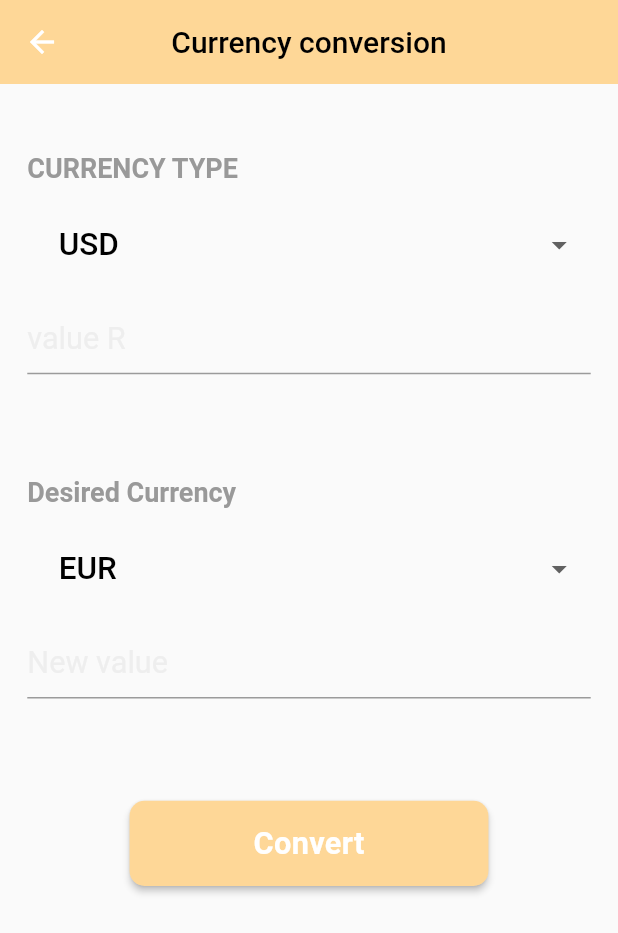
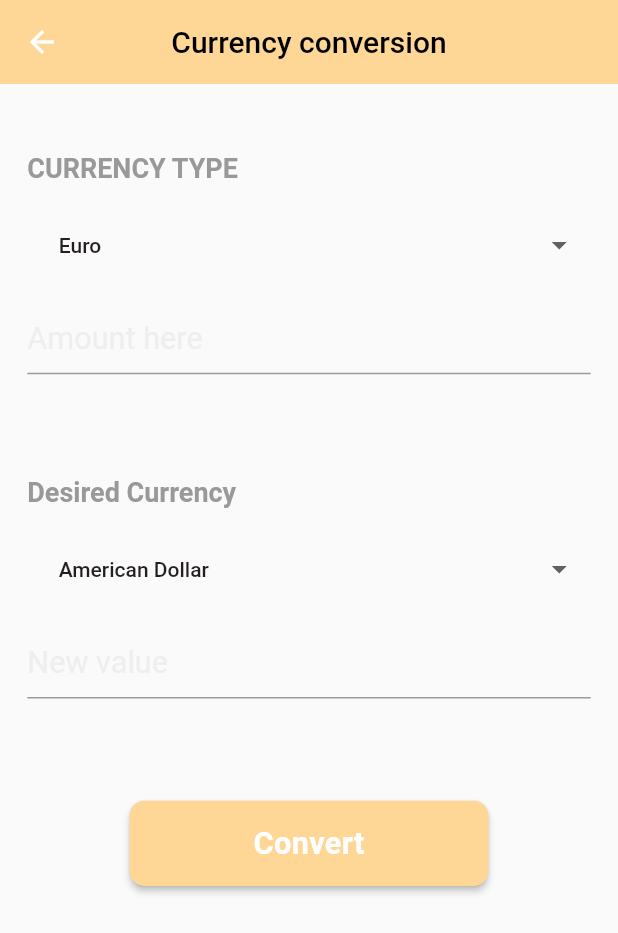
Before and after one commit to hamza0221/Flutter_Currency_Converter, a Flutter app: the ConvertScreen screen opened directly, after a tap on "Convert", on a phone screen of 412 x 824 dp. Shown: the top 933 px of the screen. Run offline on Flutter 3.47's test engine with Material 2 defaults, Android fonts, the light colour scheme and no system bars; our stand-ins replace hexcolor, sqflite; missing offline and left inert: flutter_facebook_login; accounts and stored records are empty; network calls fail; Roboto replaces fonts that are missing (SourceSansPro); statements that could not run were skipped.

Commit message:
screen shots add

```diff
--- a/lib/Config/Config.dart
+++ b/lib/Config/Config.dart
@@ -2,5 +2,5 @@ import 'package:flutter/material.dart';
 import 'package:hexcolor/hexcolor.dart';
 
 class Config {
-  static String APi_URL = "https://exchangeratesapi.io/";
+  static String APi_URL = "api.exchangeratesapi.io";
 }
--- a/lib/Screens/Convert.dart
+++ b/lib/Screens/Convert.dart
@@ -1,15 +1,13 @@
 import 'dart:async';
-import 'dart:convert';
-import 'dart:io';
-
-import 'package:Mintin_techTest/Config/Config.dart';
+import 'package:Mintin_techTest/Services/Api_Services.dart';
+import 'package:Mintin_techTest/Services/RecordsBloc.dart';
+import 'package:Mintin_techTest/Services/SQL_database.dart';
 import 'package:Mintin_techTest/components/button.dart';
 import 'package:Mintin_techTest/constants/colorConstant/color_constant.dart';
+import 'package:Mintin_techTest/models/ConversionRate.dart';
+import 'package:Mintin_techTest/models/Conversition_record.dart';
 import 'package:flutter/material.dart';
-import 'package:flutter_facebook_login/flutter_facebook_login.dart';
 import 'package:hexcolor/hexcolor.dart';
-import 'package:http/http.dart';
-
 
 class ConvertScreen extends StatefulWidget {
   @override
@@ -17,97 +15,69 @@ class ConvertScreen extends StatefulWidget {
 }
 
 class _ConvertScreenState extends State<ConvertScreen> {
+  String namedata1 = 'Euro';
+  String namedata2 = 'American Dollar';
   TextEditingController valueRcontroller = new TextEditingController();
   TextEditingController newvaluecontroller = new TextEditingController();
+  Future<ConversionRate> futureConversionRate;
+  ApiService apiService = new ApiService();
+  ConversionRate conversionRate;
+  var screenWidth, screenHeight;
+  bool isLoadingfb = false;
+  final bloc = RecordsBloc();
+
+  List<String> namelist = [
+    'American Dollar',
+    'Turkish Lira',
+    'Euro',
+    'Hong kong Dollar',
+    'new zealand dollar'
+  ];
+
+  String $newvalue;
+
+  void initPrefs() async {}
+
+  @override
+  void initState() {
+    // TODO: implement initState
+    super.initState();
+  }
+
+  @override
+  void dispose() {
+    valueRcontroller.dispose();
+    newvaluecontroller.dispose();
+    bloc.dispose();
+    super.dispose();
 
 
 
-  //login
-    var screenWidth, screenHeight;
-      bool isLoadingfb = false;
-        List<String> namelist = ['USD', 'TRY', 'BGD', 'HKD', 'NZD', ];
-          String namedata;
-          String $newvalue;
-
-
-
-
-
-
-
-
-
-
-
-  /* Widget getFirst() {
-    if (isUserLogged()) return DrawerScreen();
-  }*/
-
-  void initPrefs() async {
-
   }
 
-  @override
-  void initState() {
-    //initPrefs();
-
-    /* if (isUserLogged()) {
-      Navigator.push(
-          context, MaterialPageRoute(builder: (context) => HomeScreen()));
-    }*/
-
-    // TODO: implement initState
-    super.initState();
-
-  }
-
-
-  @override
-  void dispose() {
-
-  }
-
-
-
-
-
-
-  // Future<void> _handleSignOut() => _googleSignIn.disconnect();
-
-  //facebook
-
-  BoxDecoration myBoxDecorationButton(String colorhex){
+  BoxDecoration myBoxDecorationButton(String colorhex) {
     return BoxDecoration(
       color: Hexcolor(colorhex),
       borderRadius: BorderRadius.all(
           Radius.circular(5.0) //         <--- border radius here
           ),
-
     );
   }
-
-
 
   @override
   Widget build(BuildContext context) {
     screenWidth = MediaQuery.of(context).size.width * 0.04 / 14.5;
     screenHeight = MediaQuery.of(context).size.height * 0.02 / 14;
     return Scaffold(
-
         appBar: AppBar(
           backgroundColor: Hexcolor("#fed797"),
           elevation: 0.0,
           centerTitle: true,
-
           title: Text(
             "Currency conversion",
             textAlign: TextAlign.center,
-              style: TextStyle(
-                              color: Colors.black),
+            style: TextStyle(color: Colors.black),
           ),
-
-
-
         ),
         body: SingleChildScrollView(
           child: Container(
@@ -146,19 +116,18 @@ class _ConvertScreenState extends State<ConvertScreen> {
                                           fontFamily: 'SourceSansPro',
                                           fontSize: 14,
                                           fontWeight: FontWeight.w500,
-                                                  color:
-                                                      ColorConstant.textColor)),
+                                          color: ColorConstant.textColor)),
                                   value: value,
                                 ))
                             .toList(),
                         onChanged: (newVal) {
                           setState(() {
-                                    namedata = newVal;
+                            namedata1 = newVal;
                           });
                         },
                         isExpanded: true,
-                                value: namedata,
-                                hint: Text('USD',
+                        value: namedata1,
+                        hint: Text(namedata1,
                             style: TextStyle(
                                 fontFamily: 'SourceSansPro',
                                 fontSize: 21,
@@ -168,7 +137,6 @@ class _ConvertScreenState extends State<ConvertScreen> {
                     ),
                   ),
                   padding: EdgeInsets.symmetric(horizontal: 5.0),
-
                 ),
                 SizedBox(
                   height: 8,
@@ -176,23 +144,20 @@ class _ConvertScreenState extends State<ConvertScreen> {
                 TextFormField(
                   controller: valueRcontroller,
                   keyboardType: TextInputType.emailAddress,
-
                   style: TextStyle(
                       color: Color(0xff231F20),
                       fontFamily: 'SourceSansPro',
                       fontWeight: FontWeight.w500,
                       fontSize: screenWidth * 18),
-
-
                   decoration: InputDecoration(
-                            hintText:  "value R ",
+                      hintText: "Amount here",
                       hintStyle: TextStyle(
                           color: ColorConstant.lightGrey,
                           fontWeight: FontWeight.w400,
                           fontSize: screenWidth * 18)),
                 ),
                 SizedBox(
-                          height: 60*screenWidth,
+                  height: 60 * screenWidth,
                 ),
                 Text(
                   "Desired Currency",
@@ -223,19 +188,18 @@ class _ConvertScreenState extends State<ConvertScreen> {
                                           fontFamily: 'SourceSansPro',
                                           fontSize: 14,
                                           fontWeight: FontWeight.w500,
-                                                  color:
-                                                      ColorConstant.textColor)),
+                                          color: ColorConstant.textColor)),
                                   value: value,
                                 ))
                             .toList(),
                         onChanged: (newVal) {
                           setState(() {
-                                    namedata = newVal;
+                            namedata2 = newVal;
                           });
                         },
                         isExpanded: true,
-                                value: namedata,
-                                hint: Text('EUR',
+                        value: namedata2,
+                        hint: Text(namedata2,
                             style: TextStyle(
                                 fontFamily: 'SourceSansPro',
                                 fontSize: 21,
@@ -245,7 +209,6 @@ class _ConvertScreenState extends State<ConvertScreen> {
                     ),
                   ),
                   padding: EdgeInsets.symmetric(horizontal: 5.0),
-
                 ),
                 SizedBox(
                   height: 8,
@@ -253,119 +216,100 @@ class _ConvertScreenState extends State<ConvertScreen> {
                 TextFormField(
                   controller: newvaluecontroller,
                   keyboardType: TextInputType.emailAddress,
-
-
-
                   style: TextStyle(
                       color: Color(0xff231F20),
                       fontFamily: 'SourceSansPro',
                       fontWeight: FontWeight.w500,
                       fontSize: screenWidth * 18),
-
-
                   decoration: InputDecoration(
-                            hintText:  "New value ",
+                      hintText: "New value ",
                       hintStyle: TextStyle(
                           color: ColorConstant.lightGrey,
                           fontWeight: FontWeight.w400,
                           fontSize: screenWidth * 18)),
                 ),
                 SizedBox(
-                          height: 60*screenWidth,
+                  height: 60 * screenWidth,
                 ),
-
-
-           Padding
-           (padding: EdgeInsets.only(right:screenWidth *60,left:screenWidth *60),
-           child:
-
-              MyButton(
+                Padding(
+                  padding: EdgeInsets.only(
+                      right: screenWidth * 60, left: screenWidth * 60),
+                  child: MyButton(
                     title: /*'$logintitle'*/ 'Convert',
                     height: screenWidth * 50.0,
-
                     fontWeight: FontWeight.w600,
                     titleSize: screenWidth * 18,
                     titleColor: Colors.white,
                     miniWidth: MediaQuery.of(context).size.width,
                     btnBgColor: Hexcolor("#fed797"),
-
                     onPressed: () {
-                  _convertStatic();
-
-
-                  //disableLoadbar();
+                      _convert(
+                          _getCur_Code(namedata1), _getCur_Code(namedata2));
                     },
-
-                /*_select_user_mail(
-                  emailController.text.trim(), passwordController.text.trim()),*/
-              ),),
-
+                  ),
+                ),
                 SizedBox(
                   height: screenHeight * 40,
                 ),
-
-
-
-
-
-
-
-
-
-
-
-
-
-
-
-
               ],
             ),
           ),
         ));
   }
 
-
-
-  void _convert(String from, String to,String amount) async {
-    var queryParametersSelectUser = {
-      'from': from,
-      'password': to,
-      'amount':amount,
-    };
-    var convertUrl =
-        Uri.https(Config.APi_URL, '/convert', queryParametersSelectUser);
-
-    var response = await get(convertUrl);
-    Map data = jsonDecode(response.body);
-    if (response.statusCode == 200) {
-      print("cool");
-
-    } else {
-      print("problem is"+data["message"].toString());
-
+  void _convert(String from, String to) async {
+    futureConversionRate = apiService.fetchConversionRate(from, to);
+    futureConversionRate.then((value) =>
+        //print("plz"+value.base+value.date+value.rates.symbollsValue.toString());
+        conversionRate = value).whenComplete(() {
+         print("base2"+conversionRate.base);
+    double currto = conversionRate.rates.symbollsValue;
+    double result = double.parse(valueRcontroller.text.toString()) * currto;
+    _setConvertedValue(result);
+    //!(futureConversionRate == null) ??
+        bloc.add(new ConversionRecord.withoutid(
+            conversionRate.base,
+            currto.toString(),
+            valueRcontroller.text,
+            result.toString(),
+            new DateTime.now().toString()));
         }
-
-
-
-    }
-     void _convertStatic(){
-       try{
-      newvaluecontroller.text = (int.parse(valueRcontroller.text.toString())*1.5).toString();
-      }
-      catch(_e){
-
-
-      }
-
+        );
 
   }
 
 
 
 
+  void _setConvertedValue(double result) {
+    try {
+      newvaluecontroller.text = (result).toString();
+    } catch (_e) {}
+  }
 
+  String _getCur_Code(String listitem) {
+    switch (listitem) {
+      case 'American Dollar':
+        return "USD";
+        break;
+      case 'Turkish Lira':
+        return "TRY";
+
+        break;
+      case 'Euro':
+        return "EUR";
+
+        break;
+      case 'Hong kong Dollar':
+        return "HKD";
+
+        break;
+      case 'new zealand dollar':
+        return "NZD";
+
+        break;
+    }
 
   }
 
-//this is last change
+}
--- /dev/null
+++ b/lib/Services/Api_Services.dart
@@ -0,0 +1,58 @@
+
+import 'dart:async';
+import 'dart:convert';
+import 'package:Mintin_techTest/Config/Config.dart';
+import 'package:Mintin_techTest/models/ConversionRate.dart';
+import 'package:http/http.dart';
+
+class ApiService {
+
+
+
+  /*Future<List<Reminder>> getReminders() async {
+    Response response = await http.get('https://ws.interface-crm.com:444/get_translated_notifcations?id_user=2a38a4a9316c49e5a833517c45d31070&id_language=a5771bce93e200c36f7cd9dfd0e5deaa');
+    if (response.statusCode == 200) {
+
+      final decoded = jsonDecode(response.body) as Map;
+      for (final type in decoded.keys) {
+        final value = decoded[type];
+        final content= decoded[type]['content'];
+        print('type='+ '$type' +'contenu='+'$content' );
+        for(final notif in content){
+          print('active');// prints entries like "AED,3.672940"
+        }
+      }
+      //return parseReminders(response.body);
+    } else {
+      throw Exception('Unable to fetch reminders from the REST API');
+    }
+  }*/
+
+ Future<ConversionRate> fetchConversionRate(String from,String to) async {
+
+
+ var queryParametersConvert = {
+      'base': from,
+      'symbols': to,
+    };
+    var convertUrl =
+        Uri.https(Config.APi_URL, '/latest', queryParametersConvert);
+        print("uri is"+convertUrl.toString());
+
+    final response = await get(convertUrl);
+    Map data = jsonDecode(response.body);
+    if (response.statusCode == 200) {
+      print("cool");
+      print(data["rates"][to]);
+      return ConversionRate.fromJson(jsonDecode(response.body),to);
+
+
+    } else {
+      print("problem is"+data["message"].toString());
+
+    }
+
+
+
+
+ }}
--- /dev/null
+++ b/lib/Services/RecordsBloc.dart
@@ -0,0 +1,38 @@
+import 'dart:async';
+
+import 'package:Mintin_techTest/Services/SQL_database.dart';
+import 'package:Mintin_techTest/models/Conversition_record.dart';
+
+class RecordsBloc {
+  RecordsBloc() {
+    getRecords();
+  }
+  final _recordsController =
+      StreamController<List<ConversionRecord>>.broadcast();
+  get clients => _recordsController.stream;
+
+  dispose() {
+    _recordsController.close();
+  }
+
+  getRecords() async {
+    print("async get");
+    _recordsController.sink.add(await DBProvider.db.getAllConversionRecord());
+  }
+
+
+delete(int id) {
+  DBProvider.db.deleteConversionRecord(id);
+      getRecords();
+
+}
+
+add(ConversionRecord record) {
+  DBProvider.db.newConversionRecord(record);
+      getRecords();
+}
+
+
+
+
+}
--- /dev/null
+++ b/lib/Services/SQL_database.dart
@@ -0,0 +1,86 @@
+import 'dart:async';
+import 'dart:io';
+import 'package:Mintin_techTest/models/Conversition_record.dart';
+import 'package:path/path.dart';
+import 'package:path_provider/path_provider.dart';
+import 'package:sqflite/sqflite.dart';
+
+class DBProvider {
+  DBProvider._();
+
+  static final DBProvider db = DBProvider._();
+
+  Database _database;
+
+  Future<Database> get database async {
+    if (_database != null) return _database;
+    // if _database is null we instantiate it
+    _database = await initDB();
+    return _database;
+  }
+
+
+  initDB() async {
+    Directory documentsDirectory = await getApplicationDocumentsDirectory();
+    String path = join(documentsDirectory.path, "HistoryDB.db");
+    return await openDatabase(path, version: 1, onOpen: (db) {},
+        onCreate: (Database db, int version) async {
+      await db.execute("CREATE TABLE History ("
+          "id INTEGER PRIMARY KEY AUTOINCREMENT NOT NULL,"
+          "from TEXT,"
+          "to TEXT,"
+          "amount TEXT,"
+          "result TEXT,"
+          "date TEXT"
+          ")");
+    });
+  }
+
+  newConversionRecord(ConversionRecord newRecord) async {
+    final db = await database;
+    //get the biggest id in the table
+    var table = await db.rawQuery("SELECT MAX(id)+1 as id FROM History");
+    int id = table.first["id"];
+    //insert to the table using the new id
+    var raw = await db.rawInsert(
+        "INSERT Into History (id,from,to,amount,result,date)"
+        " VALUES (?,?,?,?,?,?)",
+        [id, newRecord.from, newRecord.to, newRecord.result,newRecord.date]);
+    return raw;
+  }
+
+
+
+  updateConversionRecord(ConversionRecord conversionRecord) async {
+    final db = await database;
+    var res = await db.update("History", conversionRecord.toMap(),
+        where: "id = ?", whereArgs: [conversionRecord.id]);
+    return res;
+  }
+
+  getConversionRecord(int id) async {
+    final db = await database;
+    var res = await db.query("History", where: "id = ?", whereArgs: [id]);
+    return res.isNotEmpty ? ConversionRecord.fromMap(res.first) : null;
+  }
+
+
+
+  Future<List<ConversionRecord>> getAllConversionRecord() async {
+    final db = await database;
+    var res = await db.query("History");
+    List<ConversionRecord> list =
+        res.isNotEmpty ? res.map((c) => ConversionRecord.fromMap(c)).toList() : [];
+    return list;
+  }
+
+  deleteConversionRecord(int id) async {
+    final db = await database;
+    return db.delete("History", where: "id = ?", whereArgs: [id]);
+  }
+
+  deleteAll() async {
+    final db = await database;
+    db.rawDelete("Delete * from History");
+  }
+}
--- /dev/null
+++ b/lib/models/ConversionRate.dart
@@ -0,0 +1,37 @@
+
+class ConversionRate {
+
+  final String base;
+  final String date;
+  final Rates rates;
+  ConversionRate({
+    this.base,
+    this.date,
+    this.rates
+});
+
+factory ConversionRate.fromJson(Map<String, dynamic> jsonO,String symbollentrie) {
+    return ConversionRate(
+      base: jsonO['base'],
+      date: jsonO['date'],
+      rates:Rates.fromJson(jsonO['rates'], symbollentrie),
+    );
+  }
+
+
+}
+class Rates{
+  double symbollsValue;
+    Rates({
+    this.symbollsValue,
+
+});
+factory Rates.fromJson(Map<String, dynamic> jsonO,String symbollentrie) {
+    return Rates(
+      symbollsValue: jsonO[symbollentrie],
+    );
+  }
+
+
+
+}
--- /dev/null
+++ b/lib/models/Conversition_record.dart
@@ -0,0 +1,42 @@
+
+class ConversionRecord {
+  int id;
+  String from;
+  String to;
+  String amount;
+  String result;
+  String date;
+  ConversionRecord(
+      {this.id, this.from, this.to, this.amount, this.result, this.date});
+
+  ConversionRecord.all(
+      this.id, this.from, this.to, this.amount, this.result, this.date);
+
+  ConversionRecord.withoutid(
+      this.from, this.to, this.amount, this.result, this.date);
+
+  factory ConversionRecord.fromMap(Map<String, dynamic> json) =>
+      new ConversionRecord(
+        id: json["id"],
+        from: json["from"],
+        to: json["to"],
+        amount: json["amount"],
+        result: json["result"],
+        date: json["date"],
+      );
+
+  Map<String, dynamic> toMap() => {
+        "id": id,
+        "from": from,
+        "to": to,
+        "amount": amount,
+        "result": result,
+        "date": date,
+      };
+
+
+        @override
+  String toString() {
+    return "Conversion record [id=${this.id},from=${this.from},to=${this.to},amount=${this.amount},result=${this.result},date=${this.date}]";
+  }
+}
--- a/pubspec.yaml
+++ b/pubspec.yaml
@@ -23,7 +23,9 @@ environment:
 dependencies:
   flutter:
     sdk: flutter
-
+  sqflite:
+  path_provider: ^1.6.22
+  path:
 
   # The following adds the Cupertino Icons font to your application.
   # Use with the CupertinoIcons class for iOS style icons.
```
Also changed, not shown: pubspec.lock, 5 other files. Lines whose indentation alone changed are shown as unchanged.
